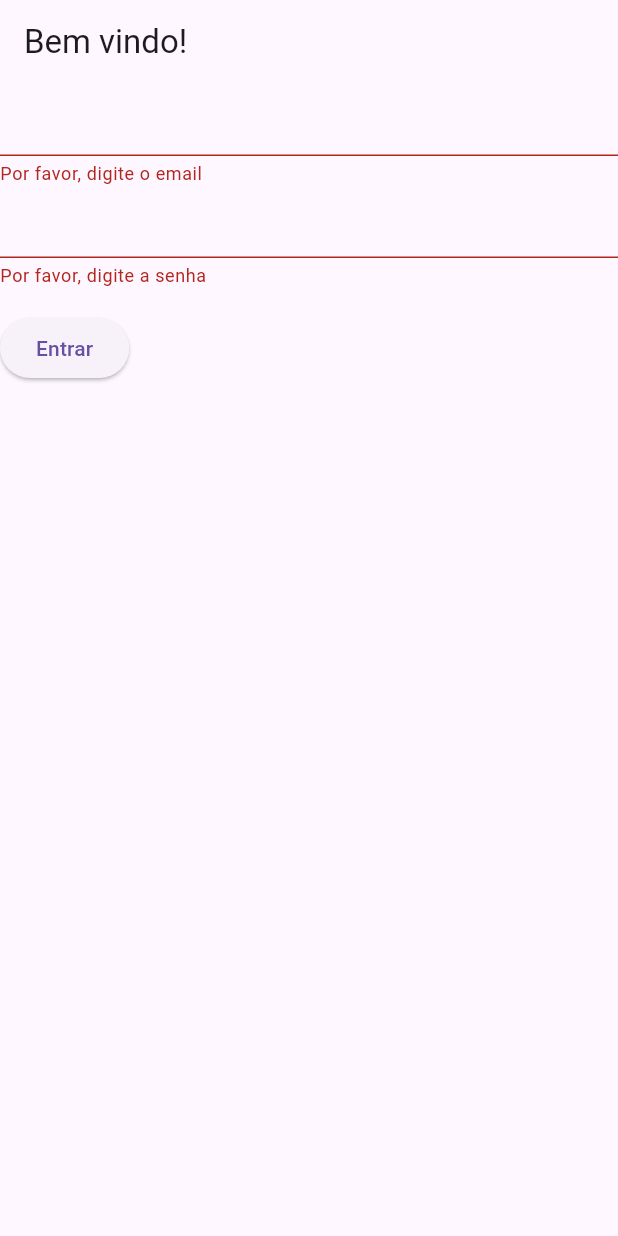
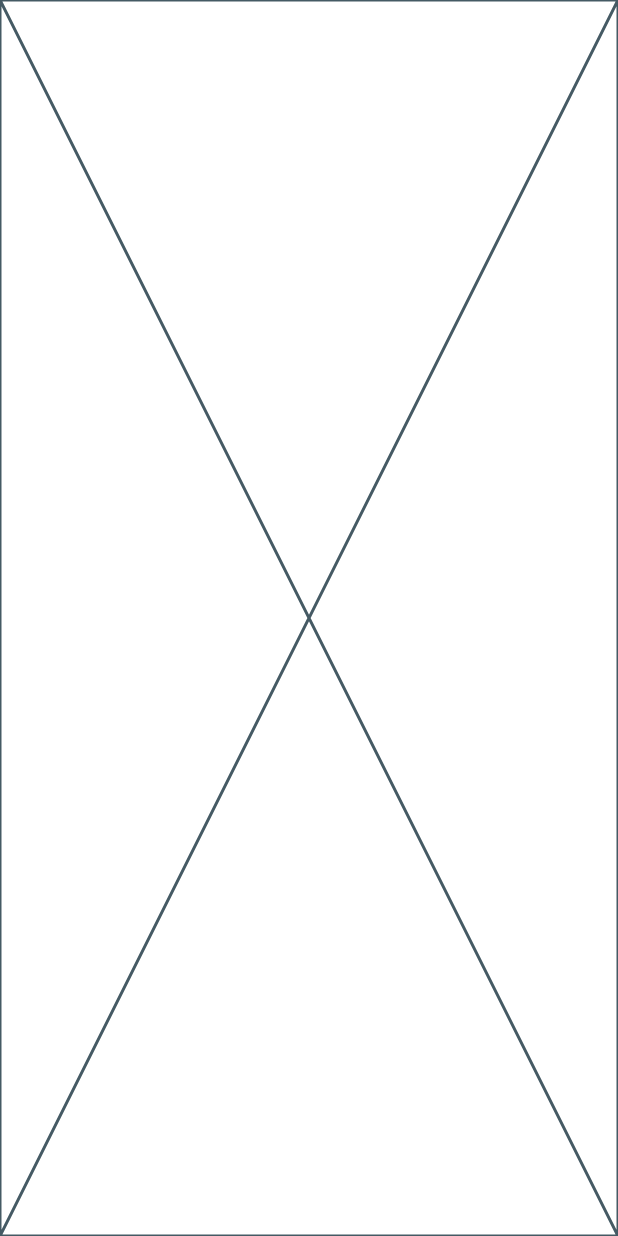
Before and after one commit to carlos-almeida-rosa/exercicio-avaliativo-flutter, a Flutter app: the screen it shows after launch, after a tap on "Entrar", on a phone screen of 412 x 824 dp. Run offline on Flutter 3.47's test engine with Material 3 defaults, Android fonts, the phone set to English and light mode, and no system bars.

Commit message:
feat: adicao de uma rota para a tela home

```diff
--- a/lib/main.dart
+++ b/lib/main.dart
@@ -14,7 +14,7 @@ class MyApp extends StatelessWidget {
     return MaterialApp(
       title: appTitle,
       home: Scaffold(
-        appBar: AppBar(title: const Text(appTitle)),
+        appBar: AppBar(title: const Text(appTitle), centerTitle: true,),
         body: const LoginForm(),
       ),
     );
--- /dev/null
+++ b/lib/view/home_view.dart
@@ -0,0 +1,15 @@
+import 'package:flutter/material.dart';
+
+class HomeView extends StatefulWidget {
+  const HomeView({super.key});
+
+  @override
+  State<HomeView> createState() => _HomeViewState();
+}
+
+class _HomeViewState extends State<HomeView> {
+  @override
+  Widget build(BuildContext context) {
+    return const Placeholder();
+  }
+}
--- a/lib/view/login_form.dart
+++ b/lib/view/login_form.dart
@@ -1,10 +1,11 @@
 import 'package:flutter/material.dart';
+import 'package:flutter_avaliativo/view/home_view.dart';
 
 class LoginForm extends StatefulWidget {
   const LoginForm({super.key});
 
   @override
-  LoginFormState createState(){
+  LoginFormState createState() {
     return LoginFormState();
   }
 }
@@ -17,10 +18,11 @@ class LoginFormState extends State<LoginForm> {
     return Form(
       key: _formKey,
       child: Column(
-        crossAxisAlignment: CrossAxisAlignment.start,
+        spacing: 10.0,
         children: [
           TextFormField(
             validator: (email) {
+              print(email);
               if (email == null || email.isEmpty) {
                 return 'Por favor, digite o email';
               }
@@ -29,7 +31,8 @@ class LoginFormState extends State<LoginForm> {
           ),
           TextFormField(
             validator: (senha) {
-              if(senha == null || senha.isEmpty){
+              print(senha);
+              if (senha == null || senha.isEmpty) {
                 return 'Por favor, digite a senha';
               }
               return null;
@@ -38,15 +41,35 @@ class LoginFormState extends State<LoginForm> {
           ),
           Padding(
             padding: const EdgeInsets.symmetric(vertical: 16),
-            child: ElevatedButton(
-              onPressed: () {
-                if (_formKey.currentState!.validate()) {
-                  ScaffoldMessenger.of(context).showSnackBar(
-                    const SnackBar(content: Text('Processind Data')),
-                  );
-                }
-              },
-              child: const Text('Entrar'),
+            child: Row(
+              mainAxisAlignment: MainAxisAlignment.center,
+              spacing: 10.0,
+              children: [
+                ElevatedButton(
+                  onPressed: () {
+                    // if (_formKey.currentState!.validate()) {
+                    //   ScaffoldMessenger.of(context).showSnackBar(
+                    //     const SnackBar(content: Text('Processind Data')),
+                    //   );
+                    // }
+                    Navigator.of(context).push(
+                      MaterialPageRoute<void>(builder: (context) => const HomeView(),
+                    ),
+                    );
+                  },
+                  child: const Text('Entrar'),
+                ),
+                ElevatedButton(
+                  onPressed: () {
+                    // if (_formKey.currentState!.validate()) {
+                    //   ScaffoldMessenger.of(context).showSnackBar(
+                    //     const SnackBar(content: Text('Processind Data')),
+                    //   );
+                    // }
+                  },
+                  child: const Text('Recuperar senha'),
+                ),
+              ],
             ),
           ),
         ],
```
